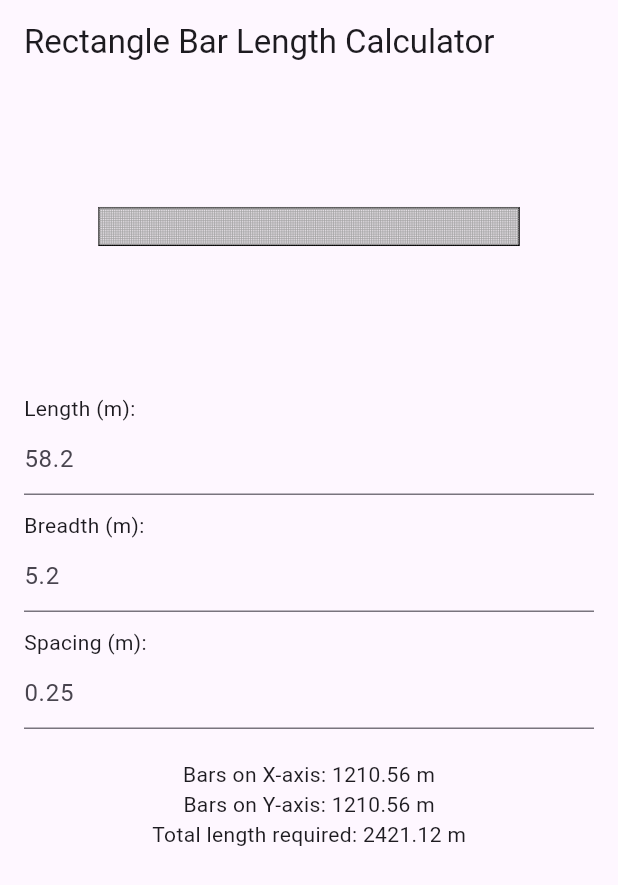
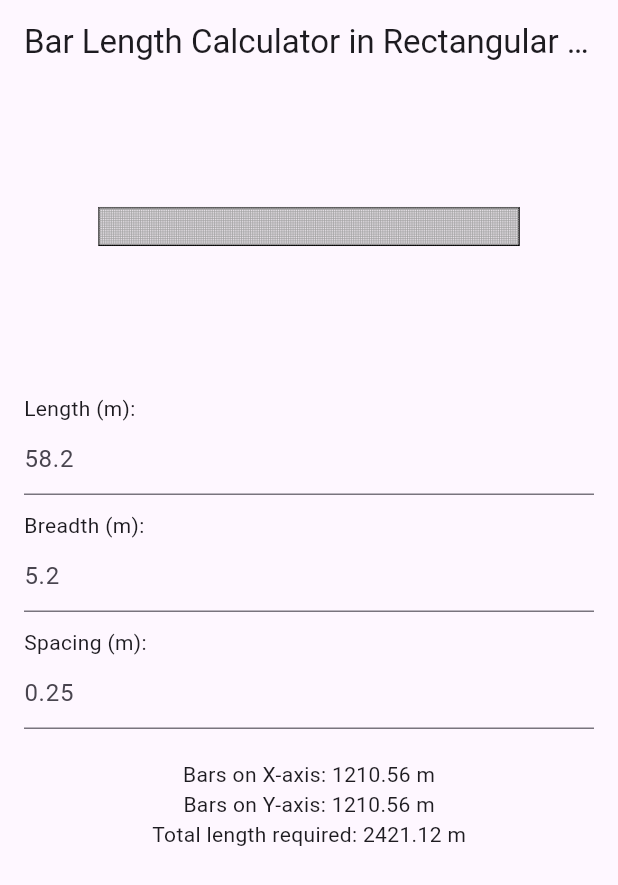
Before and after one commit to skpawar1305/bar_length_calculator, a Flutter app: the screen it shows after launch, on a phone screen of 412 x 824 dp. Shown: the top 885 px of the screen. Run offline on Flutter 3.47's test engine with Material 3 defaults, Android fonts, the light colour scheme and no system bars.

Commit message:
change app name

```diff
--- a/lib/main.dart
+++ b/lib/main.dart
@@ -8,7 +8,7 @@ class RectangleBarLengthCalculator extends StatelessWidget {
   @override
   Widget build(BuildContext context) {
     return MaterialApp(
-      title: 'Rectangle Bar Length Calculator',
+      title: 'Bar Length Calculator in Rectangular Slab',
       theme: ThemeData(
         primarySwatch: Colors.blue,
       ),
@@ -52,7 +52,7 @@ class _CalculatorPageState extends State<CalculatorPage> {
   Widget build(BuildContext context) {
     return Scaffold(
       appBar: AppBar(
-        title: Text('Rectangle Bar Length Calculator'),
+        title: Text('Bar Length Calculator in Rectangular Slab'),
       ),
       body: Center(
         child: Column(
```
Also changed, not shown: 1 other file.
